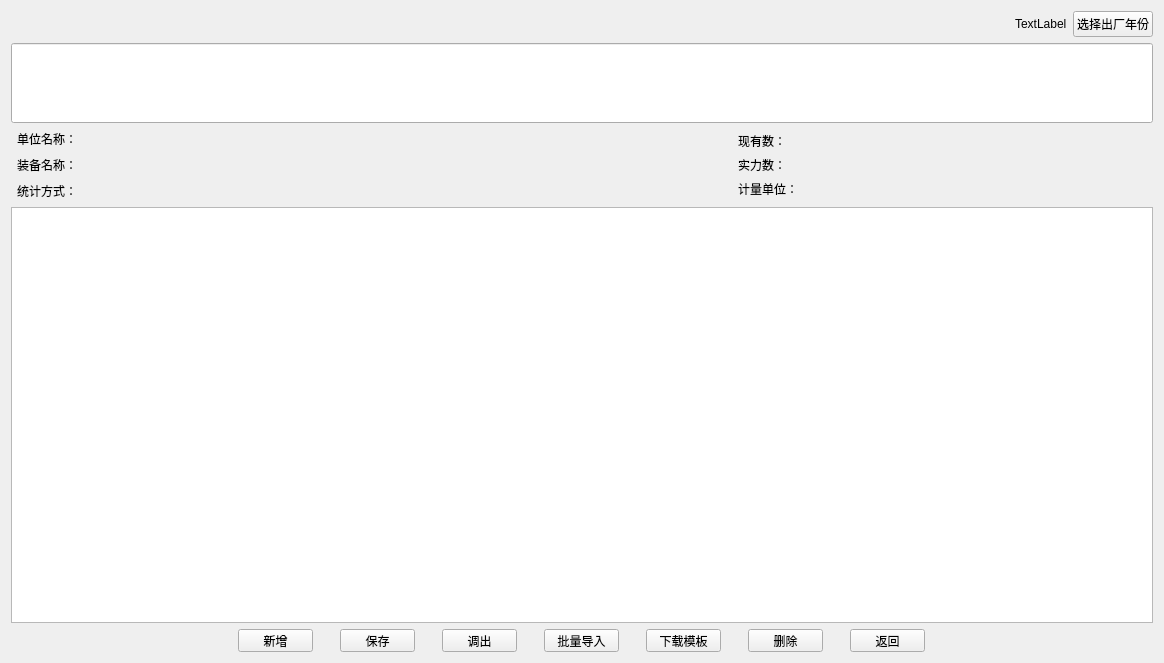
Before: the Qt Designer form widgets/strengthDisturb/add_strenth_info.ui in Belos10/Equip, drawn with Qt 5.
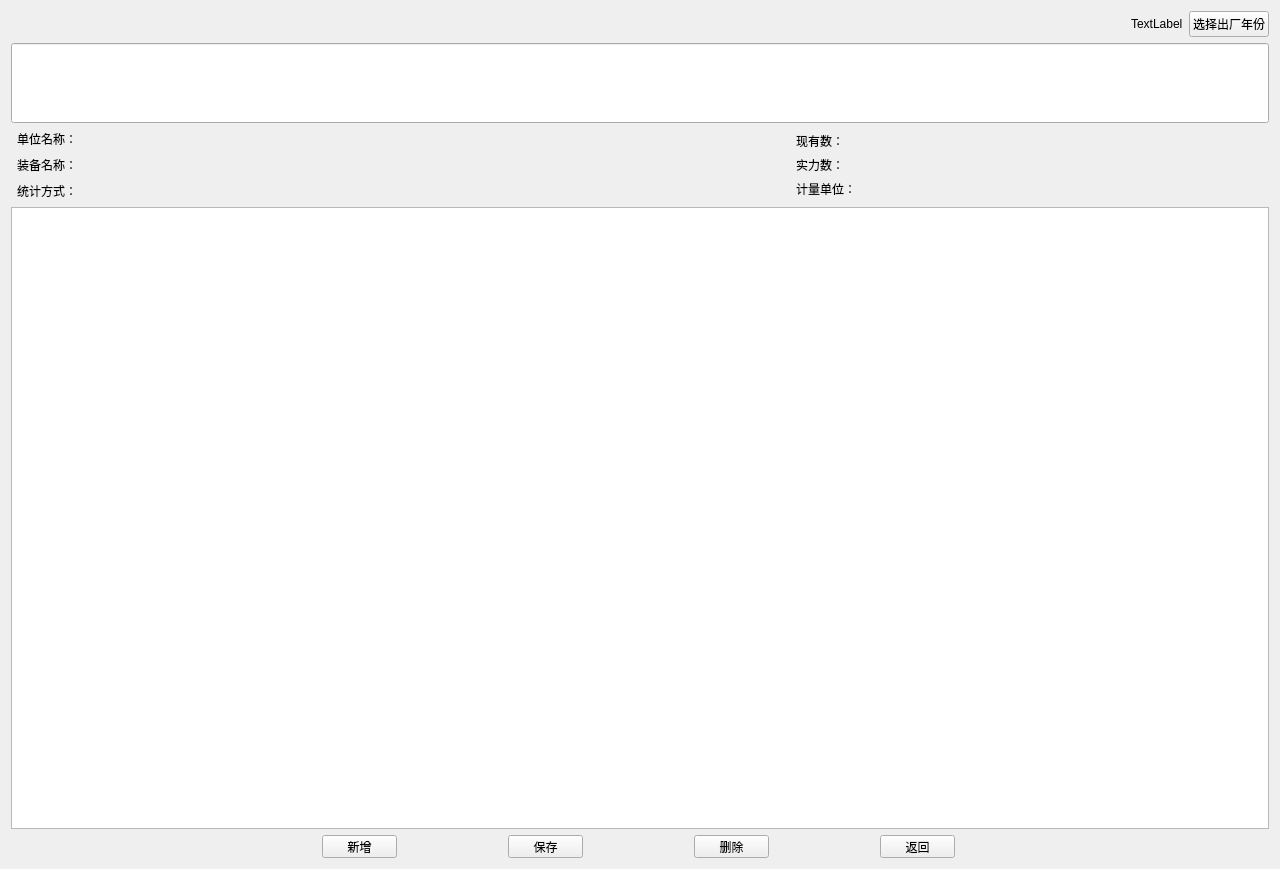
After: the same form once the commit is applied.

Commit message: 更新导入目录功能，更新阵地以及危险品大体内容。

The edit to the form file:
```diff
--- a/widgets/strengthDisturb/add_strenth_info.ui
+++ b/widgets/strengthDisturb/add_strenth_info.ui
@@ -6,8 +6,8 @@
    <rect>
     <x>0</x>
     <y>0</y>
-    <width>1164</width>
-    <height>663</height>
+    <width>1280</width>
+    <height>869</height>
    </rect>
   </property>
   <property name="windowTitle">
@@ -284,7 +284,7 @@
     </layout>
    </item>
    <item row="4" column="0" colspan="2">
-    <layout class="QHBoxLayout" name="horizontalLayout" stretch="0,0,0,0,0,0,0,0,0">
+    <layout class="QHBoxLayout" name="horizontalLayout" stretch="0,0,0,0,0,0">
      <property name="spacing">
       <number>0</number>
      </property>
@@ -333,45 +333,6 @@
        </property>
       </widget>
      </item>
-     <item>
-      <widget class="QPushButton" name="pb_Export">
-       <property name="maximumSize">
-        <size>
-         <width>75</width>
-         <height>23</height>
-        </size>
-       </property>
-       <property name="text">
-        <string>调出</string>
-       </property>
-      </widget>
-     </item>
-     <item>
-      <widget class="QPushButton" name="pb_BulkImport">
-       <property name="maximumSize">
-        <size>
-         <width>75</width>
-         <height>23</height>
-        </size>
-       </property>
-       <property name="text">
-        <string>批量导入</string>
-       </property>
-      </widget>
-     </item>
-     <item>
-      <widget class="QPushButton" name="pb_DownloadMode">
-       <property name="maximumSize">
-        <size>
-         <width>75</width>
-         <height>23</height>
-        </size>
-       </property>
-       <property name="text">
-        <string>下载模板</string>
-       </property>
-      </widget>
-     </item>
      <item>
       <widget class="QPushButton" name="pb_Delete">
        <property name="maximumSize">
```
The commit also changes 12 other files.
